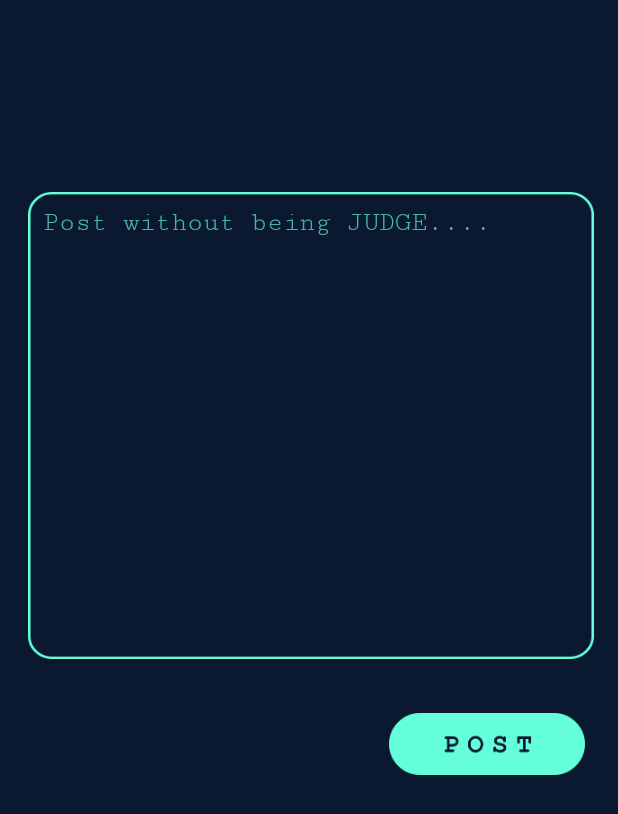
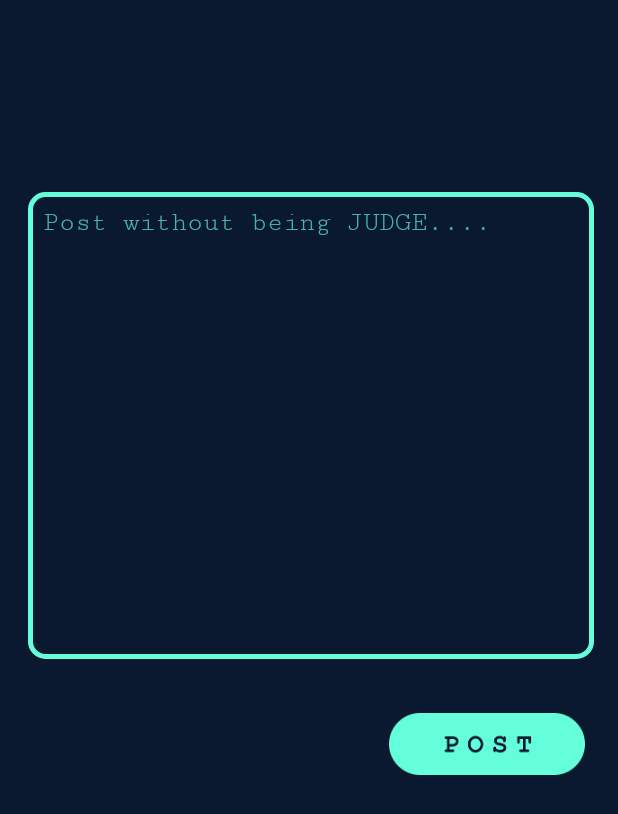
Before and after one commit to hiteshshimpi-55/Speak-Up, an Android app: the NewPostActivity screen opened directly, with no data from a screen before it, on a phone screen of 412 x 824 dp. Shown: the top 814 px of the screen. Run offline under Robolectric (Android 15) with nearby library versions, the phone set to English and light mode, and no system bars; our stand-ins replace Firebase (no records; nobody signed in at launch, a user with empty details on screens opened directly).

Commit message:
Project first push

```diff
--- a/app/src/main/java/com/example/apollo/NewPostActivity.java
+++ b/app/src/main/java/com/example/apollo/NewPostActivity.java
@@ -98,7 +98,7 @@ public class NewPostActivity extends AppCompatActivity {
                 {
                       Toast.makeText(NewPostActivity.this,"Error in posting",Toast.LENGTH_SHORT).show();
                 }
-                firestore.collection("Posts").document().update("TimeStamp",FieldValue.serverTimestamp());
+//                firestore.collection("Posts").document().update("TimeStamp",FieldValue.serverTimestamp());
             }
         });
     }
--- /dev/null
+++ b/app/src/main/res/drawable/shape_rectangle.xml
@@ -0,0 +1,12 @@
+<?xml version="1.0" encoding="utf-8"?>
+<shape xmlns:android="http://schemas.android.com/apk/res/android"
+    android:shape="rectangle"
+    >
+    <corners android:radius="10dip" />
+    <solid android:color="@color/navyBlue">
+
+    </solid>
+    <stroke
+        android:width="3dp"
+        android:color="@color/bluish_green" />
+</shape>
--- a/app/src/main/res/layout/activity_new_post.xml
+++ b/app/src/main/res/layout/activity_new_post.xml
@@ -26,7 +26,7 @@
         android:layout_height="311dp"
         android:layout_marginTop="128dp"
         android:autofillHints="Post without being JUDGE...."
-        android:background="@drawable/border_postpage"
+        android:background="@drawable/shape_rectangle"
         android:ems="10"
         android:fontFamily="serif-monospace"
         android:gravity="start|top"
--- a/build.gradle
+++ b/build.gradle
@@ -5,7 +5,7 @@ buildscript {
         mavenCentral()
     }
     dependencies {
-        classpath 'com.android.tools.build:gradle:7.1.2'
+        classpath 'com.android.tools.build:gradle:7.1.3'
         classpath 'com.google.gms:google-services:4.3.10'
 
         // NOTE: Do not place your application dependencies here; they belong
```
Also changed, not shown: app/src/main/java/com/example/apollo/HomeFragment.java (+2 -28 lines), app/src/main/res/layout/activity_main.xml (+13 -4 lines), app/src/main/res/layout/single_post_view.xml (+17 -10 lines), app/src/main/res/drawable-hdpi/postbtn.png, app/src/main/res/drawable-mdpi/postbtn.png.
